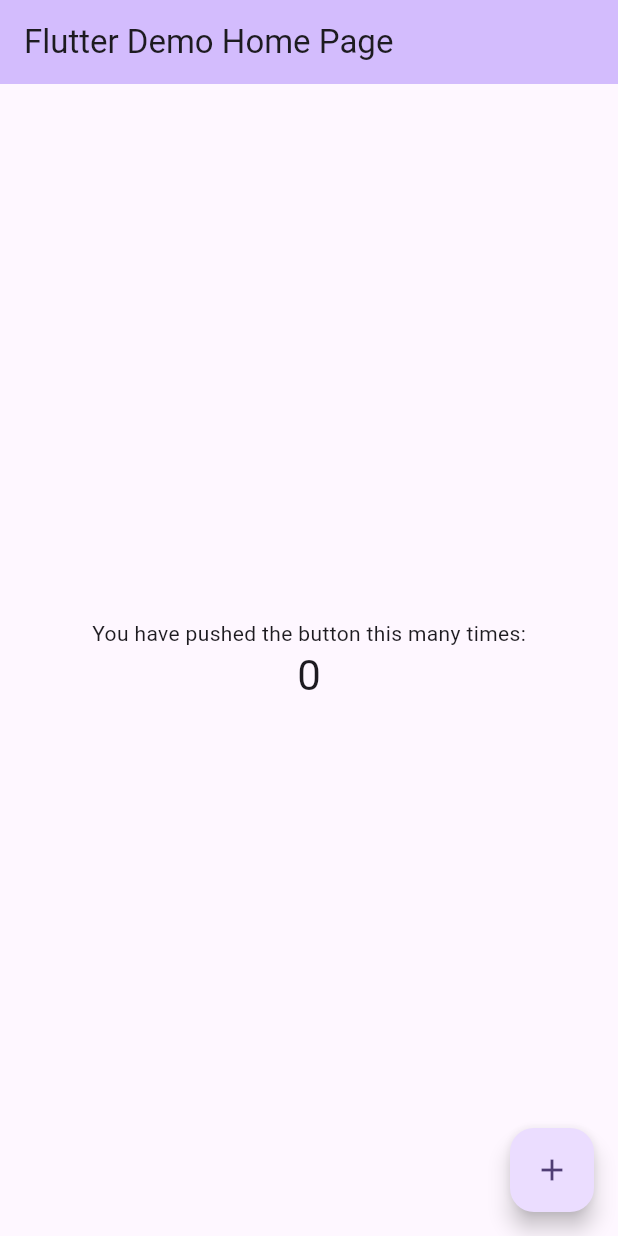
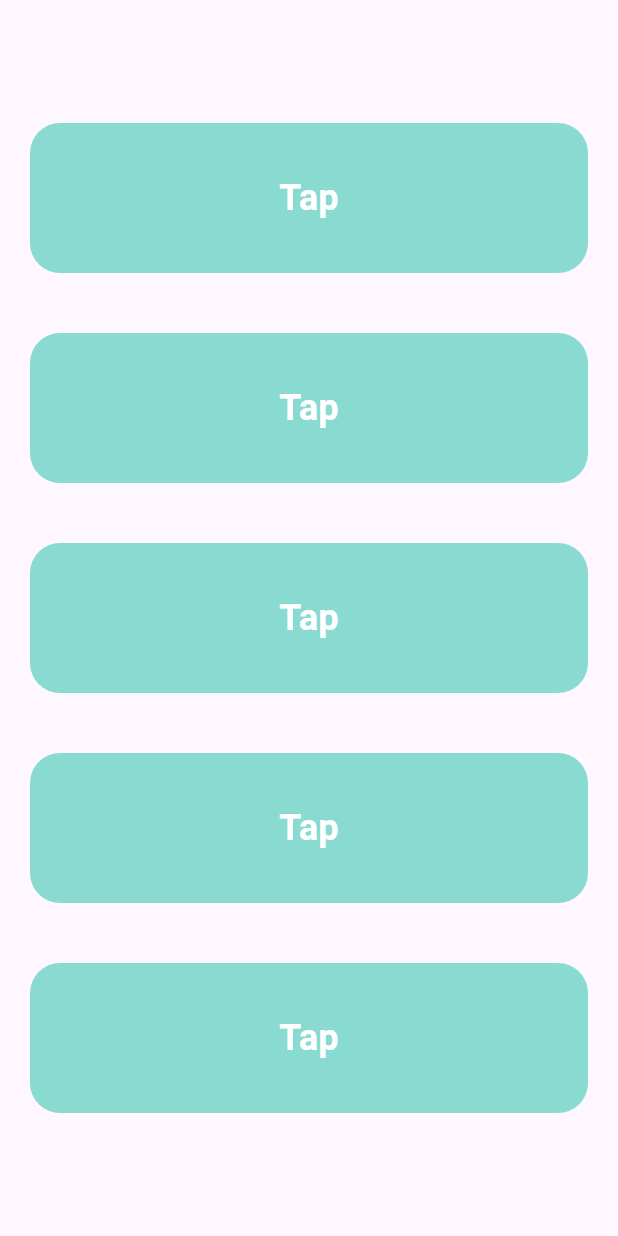
Before and after one commit to ArslanYousaf12/flutter-getx-for-students, a Flutter app: the screen it shows after launch, on a phone screen of 412 x 824 dp. Run offline on Flutter 3.47's test engine with Material 3 defaults, Android fonts, the light colour scheme and no system bars; our stand-ins replace get.

Commit message:
Implement MyHomePage and TabControllerGet for state management

```diff
--- /dev/null
+++ b/lib/controllers/tab_controller.dart
@@ -0,0 +1,10 @@
+import 'package:get/get_state_manager/get_state_manager.dart';
+
+class TabControllerGet extends GetxController {
+  int _x = 0;
+  int get x => _x;
+  void increment() {
+    _x++;
+    // update(); // Notify listeners to update the UI
+  }
+}
--- a/lib/main.dart
+++ b/lib/main.dart
@@ -1,4 +1,5 @@
 import 'package:flutter/material.dart';
+import 'package:getx_app_learning/my_home_page.dart';
 
 void main() {
   runApp(const MyApp());
@@ -30,93 +31,7 @@
         // tested with just a hot reload.
         colorScheme: ColorScheme.fromSeed(seedColor: Colors.deepPurple),
       ),
-      home: const MyHomePage(title: 'Flutter Demo Home Page'),
+      home: const MyHomePage(),
     );
   }
 }
-
-class MyHomePage extends StatefulWidget {
-  const MyHomePage({super.key, required this.title});
-
-  // This widget is the home page of your application. It is stateful, meaning
-  // that it has a State object (defined below) that contains fields that affect
-  // how it looks.
-
-  // This class is the configuration for the state. It holds the values (in this
-  // case the title) provided by the parent (in this case the App widget) and
-  // used by the build method of the State. Fields in a Widget subclass are
-  // always marked "final".
-
-  final String title;
-
-  @override
-  State<MyHomePage> createState() => _MyHomePageState();
-}
-
-class _MyHomePageState extends State<MyHomePage> {
-  int _counter = 0;
-
-  void _incrementCounter() {
-    setState(() {
-      // This call to setState tells the Flutter framework that something has
-      // changed in this State, which causes it to rerun the build method below
-      // so that the display can reflect the updated values. If we changed
-      // _counter without calling setState(), then the build method would not be
-      // called again, and so nothing would appear to happen.
-      _counter++;
-    });
-  }
-
-  @override
-  Widget build(BuildContext context) {
-    // This method is rerun every time setState is called, for instance as done
-    // by the _incrementCounter method above.
-    //
-    // The Flutter framework has been optimized to make rerunning build methods
-    // fast, so that you can just rebuild anything that needs updating rather
-    // than having to individually change instances of widgets.
-    return Scaffold(
-      appBar: AppBar(
-        // TRY THIS: Try changing the color here to a specific color (to
-        // Colors.amber, perhaps?) and trigger a hot reload to see the AppBar
-        // change color while the other colors stay the same.
-        backgroundColor: Theme.of(context).colorScheme.inversePrimary,
-        // Here we take the value from the MyHomePage object that was created by
-        // the App.build method, and use it to set our appbar title.
-        title: Text(widget.title),
-      ),
-      body: Center(
-        // Center is a layout widget. It takes a single child and positions it
-        // in the middle of the parent.
-        child: Column(
-          // Column is also a layout widget. It takes a list of children and
-          // arranges them vertically. By default, it sizes itself to fit its
-          // children horizontally, and tries to be as tall as its parent.
-          //
-          // Column has various properties to control how it sizes itself and
-          // how it positions its children. Here we use mainAxisAlignment to
-          // center the children vertically; the main axis here is the vertical
-          // axis because Columns are vertical (the cross axis would be
-          // horizontal).
-          //
-          // TRY THIS: Invoke "debug painting" (choose the "Toggle Debug Paint"
-          // action in the IDE, or press "p" in the console), to see the
-          // wireframe for each widget.
-          mainAxisAlignment: MainAxisAlignment.center,
-          children: <Widget>[
-            const Text('You have pushed the button this many times:'),
-            Text(
-              '$_counter',
-              style: Theme.of(context).textTheme.headlineMedium,
-            ),
-          ],
-        ),
-      ),
-      floatingActionButton: FloatingActionButton(
-        onPressed: _incrementCounter,
-        tooltip: 'Increment',
-        child: const Icon(Icons.add),
-      ), // This trailing comma makes auto-formatting nicer for build methods.
-    );
-  }
-}
--- /dev/null
+++ b/lib/my_home_page.dart
@@ -0,0 +1,69 @@
+import 'package:flutter/material.dart';
+import 'package:get/get.dart';
+import 'package:getx_app_learning/controllers/tab_controller.dart';
+
+class MyHomePage extends StatelessWidget {
+  const MyHomePage({super.key});
+
+  @override
+  Widget build(BuildContext context) {
+    TabControllerGet tabController = Get.put(TabControllerGet());
+    return Scaffold(
+      body: Container(
+        width: double.maxFinite,
+        height: double.maxFinite,
+        child: Column(
+          mainAxisAlignment: MainAxisAlignment.center,
+          children: [
+            Container(
+              margin: EdgeInsets.all(20),
+              width: double.maxFinite,
+              height: 100,
+              decoration: BoxDecoration(
+                color: Color(0xFF89dad0), // Green color
+                borderRadius: BorderRadius.circular(20),
+              ),
+              child: Center(
+                child: Text(
+                  'Tap',
+                  style: TextStyle(
+                    color: Colors.white,
+                    fontSize: 24,
+                    fontWeight: FontWeight.bold,
+                  ),
+                ),
+              ),
+            ),
+            ...List.generate(
+              4,
+              (index) => GestureDetector(
+                onTap: () {
+                  tabController.increment();
+                },
+                child: Container(
+                  margin: EdgeInsets.all(20),
+                  width: double.maxFinite,
+                  height: 100,
+                  decoration: BoxDecoration(
+                    color: Color(0xFF89dad0), // Green color
+                    borderRadius: BorderRadius.circular(20),
+                  ),
+                  child: Center(
+                    child: Text(
+                      'Tap',
+                      style: TextStyle(
+                        color: Colors.white,
+                        fontSize: 24,
+                        fontWeight: FontWeight.bold,
+                      ),
+                    ),
+                  ),
+                ),
+              ),
+            ),
+          ],
+        ),
+      ),
+    );
+  }
+}
```
